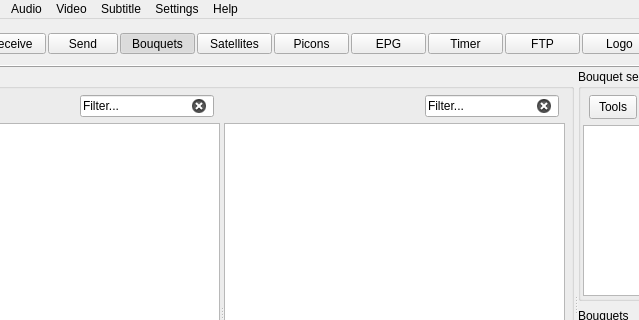
Above: app/ui/res/main.ui from DYefremov/E2Toolkit before the change; both pictures show x 137 to 776 and y 0 to 320 of the 1000 by 700 pixel window. Below: the same form after it.
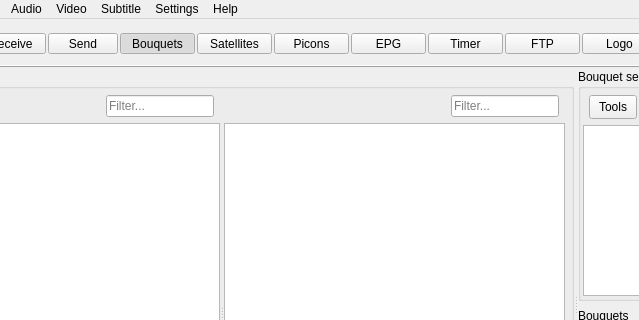
That is the form after the change. The open tabs and pages were chosen to show the change. Icons and pictures are not drawn.

What changed in the file:
```diff
--- a/app/ui/res/main.ui
+++ b/app/ui/res/main.ui
@@ -1108,10 +1108,10 @@
                             <string notr="true"/>
                            </property>
                            <property name="text">
-                            <string notr="true">Filter...</string>
+                            <string notr="true"/>
                            </property>
                            <property name="placeholderText">
-                            <string>Search...</string>
+                            <string>Filter...</string>
                            </property>
                            <property name="clearButtonEnabled">
                             <bool>true</bool>
@@ -1167,6 +1167,9 @@
                             </sizepolicy>
                            </property>
                            <property name="text">
+                            <string notr="true"/>
+                           </property>
+                           <property name="placeholderText">
                             <string>Filter...</string>
                            </property>
                            <property name="clearButtonEnabled">
```
Left out of the diff: 7 changed lines with no effect on the pictures.
